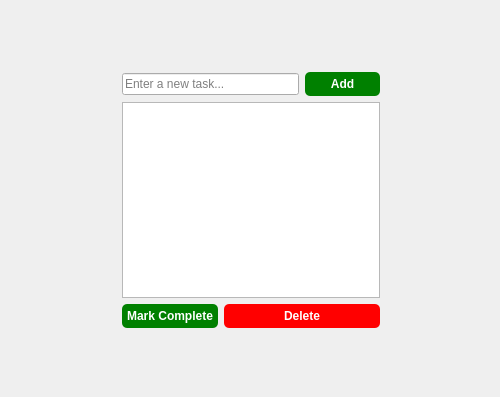
First picture: the form in todo_app.ui, repository dplouisqb/To-do-PY, before the edit.
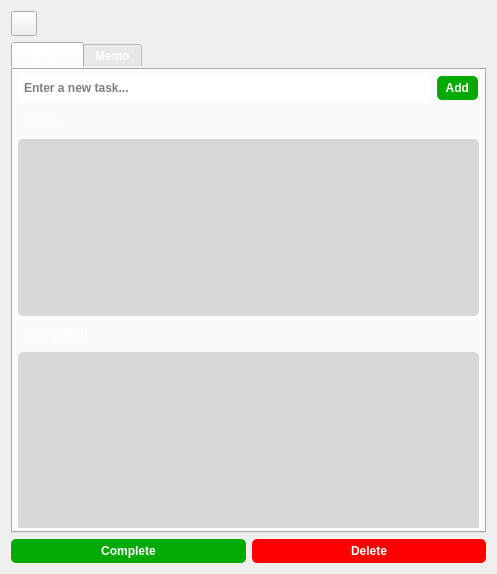
Second picture: the form after the edit. Icons and pictures are not drawn.

Commit message: 按鈕互動 刪除功能debug 清單折疊 設定icon qt designer功能了解

What changed in the file:
```diff
--- a/todo_app.ui
+++ b/todo_app.ui
@@ -6,8 +6,8 @@
    <rect>
     <x>0</x>
     <y>0</y>
-    <width>500</width>
-    <height>397</height>
+    <width>497</width>
+    <height>574</height>
    </rect>
   </property>
   <property name="windowTitle">
@@ -16,61 +16,259 @@
   <property name="styleSheet">
    <string notr="true"/>
   </property>
-  <widget class="QWidget" name="">
-   <property name="geometry">
-    <rect>
-     <x>122</x>
-     <y>72</y>
-     <width>258</width>
-     <height>256</height>
-    </rect>
-   </property>
-   <layout class="QGridLayout" name="gridLayout">
-    <item row="0" column="0" colspan="2">
-     <widget class="QLineEdit" name="taskInput">
-      <property name="placeholderText">
-       <string>Enter a new task...</string>
-      </property>
-     </widget>
-    </item>
-    <item row="0" column="2">
-     <widget class="QPushButton" name="addButton">
-      <property name="styleSheet">
-       <string notr="true">background-color: green; color: white; font-weight: bold; border-radius: 5px; padding: 5px;</string>
-      </property>
-      <property name="text">
-       <string>Add</string>
-      </property>
-     </widget>
-    </item>
-    <item row="1" column="0" colspan="3">
-     <widget class="QListWidget" name="taskList"/>
-    </item>
-    <item row="2" column="0">
-     <widget class="QPushButton" name="markCompleteButton">
-      <property name="styleSheet">
-       <string notr="true">background-color: green; color: white; font-weight: bold; border-radius: 5px; padding: 5px;</string>
-      </property>
-      <property name="text">
-       <string>Mark Complete</string>
-      </property>
-     </widget>
-    </item>
-    <item row="2" column="1" colspan="2">
-     <widget class="QPushButton" name="deleteButton">
-      <property name="autoFillBackground">
-       <bool>false</bool>
-      </property>
-      <property name="styleSheet">
-       <string notr="true">background-color: red; color: white; font-weight: bold; border-radius: 5px; padding: 5px;</string>
-      </property>
-      <property name="text">
-       <string>Delete</string>
-      </property>
-     </widget>
-    </item>
-   </layout>
-  </widget>
+  <layout class="QGridLayout" name="gridLayout">
+   <item row="2" column="0">
+    <layout class="QHBoxLayout" name="horizontalLayout_2">
+     <item>
+      <widget class="QPushButton" name="markCompleteButton">
+       <property name="styleSheet">
+        <string notr="true">QPushButton{
+	background-color: rgb(0, 170, 0); color: white; font-weight: bold; border-radius: 5px; padding: 5px; 
+}
+QPushButton:hover{
+	background-color: rgb(0, 85, 0);color: white; font-weight: bold; border-radius: 5px; padding: 5px; 
+}</string>
+       </property>
+       <property name="text">
+        <string>Complete</string>
+       </property>
+      </widget>
+     </item>
+     <item>
+      <widget class="QPushButton" name="deleteButton">
+       <property name="autoFillBackground">
+        <bool>false</bool>
+       </property>
+       <property name="styleSheet">
+        <string notr="true">QPushButton{
+	background-color:rgb(255, 0, 0); color: white; font-weight: bold; border-radius: 5px; padding: 5px; 
+}
+QPushButton:hover{
+	background-color: rgb(170, 0, 0);color: white; font-weight: bold; border-radius: 5px; padding: 5px; 
+}</string>
+       </property>
+       <property name="text">
+        <string>Delete</string>
+       </property>
+      </widget>
+     </item>
+    </layout>
+   </item>
+   <item row="1" column="0">
+    <layout class="QHBoxLayout" name="horizontalLayout">
+     <item>
+      <widget class="QTabWidget" name="tabWidget">
+       <property name="styleSheet">
+        <string notr="true">color: white; font-weight: bold; border-radius: 5px; padding: 5px;</string>
+       </property>
+       <property name="currentIndex">
+        <number>0</number>
+       </property>
+       <widget class="QWidget" name="tab_5">
+        <attribute name="title">
+         <string>TaskList</string>
+        </attribute>
+        <widget class="QWidget" name="">
+         <property name="geometry">
+          <rect>
+           <x>1</x>
+           <y>1</y>
+           <width>461</width>
+           <height>28</height>
+          </rect>
+         </property>
+         <layout class="QHBoxLayout" name="horizontalLayout_3">
+          <item>
+           <widget class="QLineEdit" name="taskInput">
+            <property name="enabled">
+             <bool>true</bool>
+            </property>
+            <property name="sizePolicy">
+             <sizepolicy hsizetype="Minimum" vsizetype="Fixed">
+              <horstretch>0</horstretch>
+              <verstretch>0</verstretch>
+             </sizepolicy>
+            </property>
+            <property name="styleSheet">
+             <string notr="true">background-color: white; color: black; font-weight: bold; border-radius: 5px; padding: 5px;</string>
+            </property>
+            <property name="placeholderText">
+             <string>Enter a new task...</string>
+            </property>
+           </widget>
+          </item>
+          <item>
+           <widget class="QPushButton" name="addButton">
+            <property name="sizePolicy">
+             <sizepolicy hsizetype="Fixed" vsizetype="Fixed">
+              <horstretch>0</horstretch>
+              <verstretch>0</verstretch>
+             </sizepolicy>
+            </property>
+            <property name="minimumSize">
+             <size>
+              <width>41</width>
+              <height>22</height>
+             </size>
+            </property>
+            <property name="styleSheet">
+             <string notr="true">QPushButton{
+	background-color: rgb(0, 170, 0); color: white; font-weight: bold; border-radius: 5px; padding: 5px; 
+}
+QPushButton:hover{
+	background-color: rgb(0, 85, 0);color: white; font-weight: bold; border-radius: 5px; padding: 5px; 
+}</string>
+            </property>
+            <property name="text">
+             <string> Add </string>
+            </property>
+           </widget>
+          </item>
+         </layout>
+        </widget>
+        <widget class="QWidget" name="">
+         <property name="geometry">
+          <rect>
+           <x>2</x>
+           <y>36</y>
+           <width>461</width>
+           <height>421</height>
+          </rect>
+         </property>
+         <layout class="QVBoxLayout" name="verticalLayout">
+          <item>
+           <widget class="QLabel" name="label">
+            <property name="styleSheet">
+             <string notr="true">color: white; font-weight: bold; border-radius: 5px; padding: 5px;</string>
+            </property>
+            <property name="text">
+             <string>To do</string>
+            </property>
+           </widget>
+          </item>
+          <item>
+           <widget class="QListWidget" name="taskList">
+            <property name="cursor" stdset="0">
+             <cursorShape>ArrowCursor</cursorShape>
+            </property>
+            <property name="mouseTracking">
+             <bool>false</bool>
+            </property>
+            <property name="focusPolicy">
+             <enum>Qt::NoFocus</enum>
+            </property>
+            <property name="contextMenuPolicy">
+             <enum>Qt::ActionsContextMenu</enum>
+            </property>
+            <property name="toolTip">
+             <string/>
+            </property>
+            <property name="styleSheet">
+             <string notr="true">background-color: rgb(216, 216, 216); color: black; font-weight: bold; border-radius: 5px; padding: 5px; 
+</string>
+            </property>
+            <property name="verticalScrollBarPolicy">
+             <enum>Qt::ScrollBarAsNeeded</enum>
+            </property>
+            <property name="dragEnabled">
+             <bool>false</bool>
+            </property>
+            <property name="dragDropOverwriteMode">
+             <bool>false</bool>
+            </property>
+            <property name="dragDropMode">
+             <enum>QAbstractItemView::NoDragDrop</enum>
+            </property>
+            <property name="defaultDropAction">
+             <enum>Qt::CopyAction</enum>
+            </property>
+            <property name="selectionMode">
+             <enum>QAbstractItemView::SingleSelection</enum>
+            </property>
+            <property name="horizontalScrollMode">
+             <enum>QAbstractItemView::ScrollPerPixel</enum>
+            </property>
+            <property name="viewMode">
+             <enum>QListView::ListMode</enum>
+            </property>
+           </widget>
+          </item>
+          <item>
+           <widget class="QLabel" name="label_3">
+            <property name="styleSheet">
+             <string notr="true">color: white; font-weight: bold; border-radius: 5px; padding: 5px;</string>
+            </property>
+            <property name="text">
+             <string>Completed</string>
+            </property>
+           </widget>
+          </item>
+          <item>
+           <widget class="QListWidget" name="completedList">
+            <property name="mouseTracking">
+             <bool>false</bool>
+            </property>
+            <property name="focusPolicy">
+             <enum>Qt::NoFocus</enum>
+            </property>
+            <property name="styleSheet">
+             <string notr="true">background-color: rgb(216, 216, 216); color: black; font-weight: bold; border-radius: 5px; padding: 5px; 
+</string>
+            </property>
+            <property name="defaultDropAction">
+             <enum>Qt::CopyAction</enum>
+            </property>
+            <property name="selectionMode">
+             <enum>QAbstractItemView::SingleSelection</enum>
+            </property>
+           </widget>
+          </item>
+         </layout>
+        </widget>
+       </widget>
+       <widget class="QWidget" name="tab_6">
+        <attribute name="title">
+         <string>Memo</string>
+        </attribute>
+        <widget class="QLabel" name="label_2">
+         <property name="geometry">
+          <rect>
+           <x>90</x>
+           <y>30</y>
+           <width>68</width>
+           <height>16</height>
+          </rect>
+         </property>
+         <property name="layoutDirection">
+          <enum>Qt::LeftToRight</enum>
+         </property>
+         <property name="text">
+          <string/>
+         </property>
+        </widget>
+       </widget>
+      </widget>
+     </item>
+    </layout>
+   </item>
+   <item row="0" column="0">
+    <widget class="QToolButton" name="settingButton">
+     <property name="text">
+      <string/>
+     </property>
+     <property name="icon">
+      <iconset>
+       <normaloff>../../../Users/louis/Downloads/settings-glyph-black-icon-png_292947.jpg</normaloff>../../../Users/louis/Downloads/settings-glyph-black-icon-png_292947.jpg</iconset>
+     </property>
+     <property name="iconSize">
+      <size>
+       <width>18</width>
+       <height>18</height>
+      </size>
+     </property>
+    </widget>
+   </item>
+  </layout>
  </widget>
  <resources/>
  <connections/>
```
The commit also changes 2 other files.
